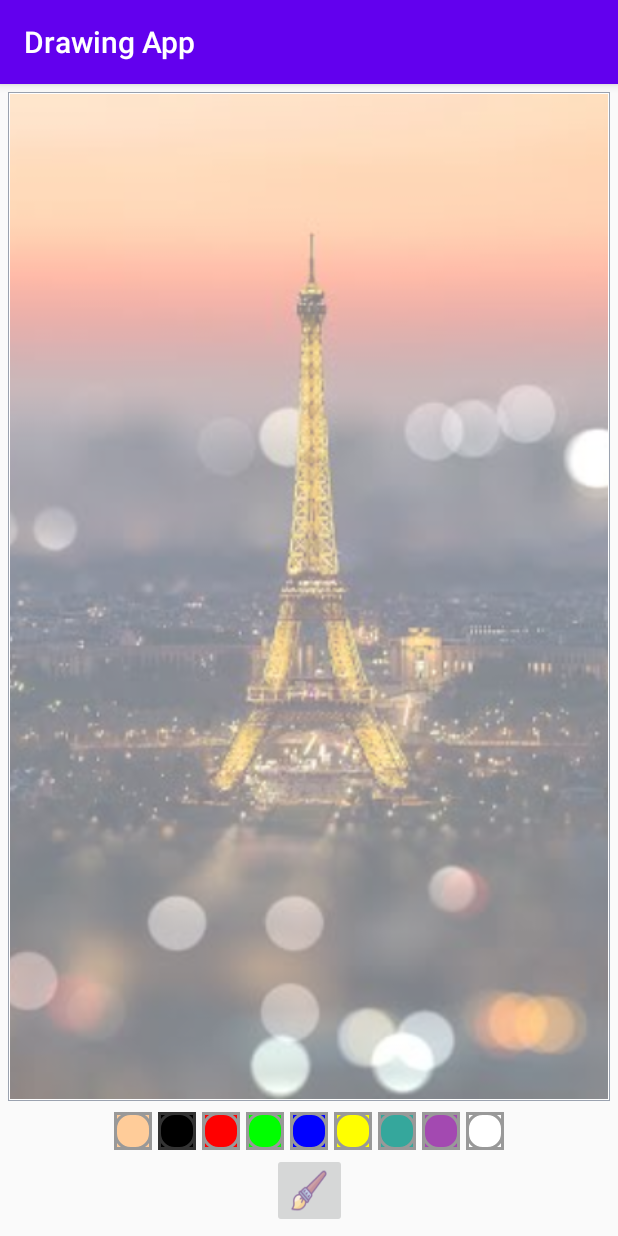
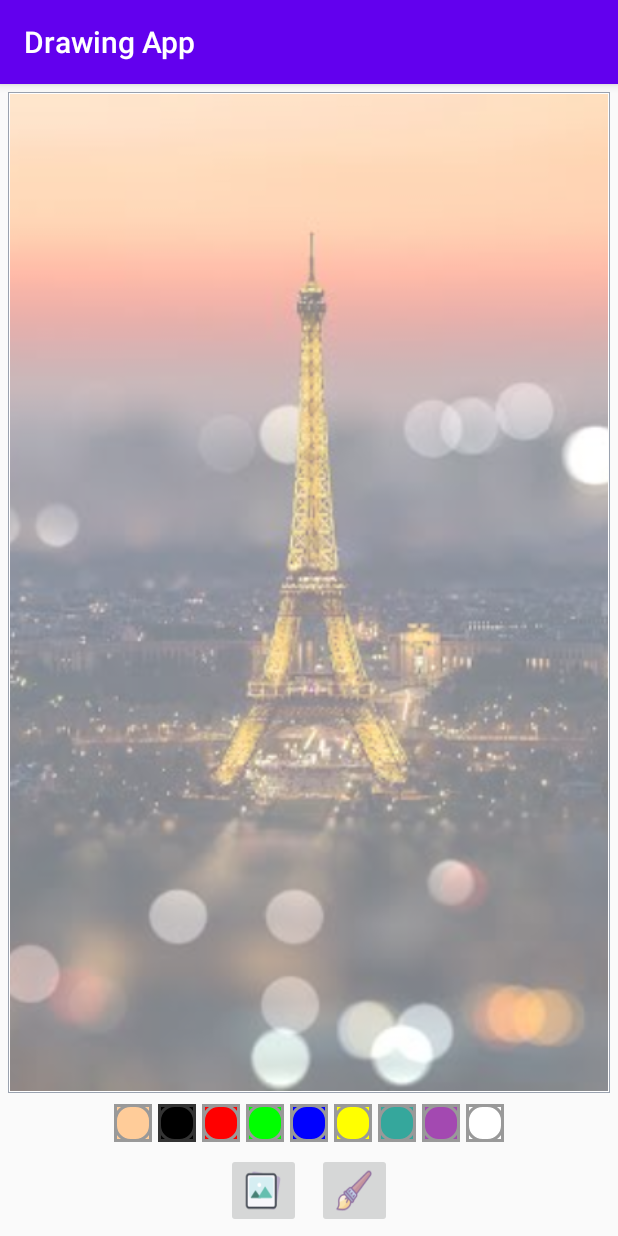
Before and after one commit to christinayuanita/Drawing-App, an Android app: the screen it shows after launch (MainActivity), on a phone screen of 412 x 824 dp. Run offline under Robolectric (Android 15) with nearby library versions, the phone set to English and light mode, and no system bars.

```diff
--- a/app/src/main/AndroidManifest.xml
+++ b/app/src/main/AndroidManifest.xml
@@ -1,6 +1,9 @@
 <?xml version="1.0" encoding="utf-8"?>
 <manifest xmlns:android="http://schemas.android.com/apk/res/android"
     package="com.example.drawingapp">
+
+    <uses-permission android:name="android.permission.READ_EXTERNAL_STORAGE"/>
+    <uses-permission android:name="android.permission.WRITE_EXTERNAL_STORAGE"/>
 
     <application
         android:allowBackup="true"
--- a/app/src/main/res/layout/activity_main.xml
+++ b/app/src/main/res/layout/activity_main.xml
@@ -43,7 +43,7 @@
         app:layout_constraintTop_toBottomOf="@id/drawing_view_container"
         app:layout_constraintLeft_toLeftOf="parent"
         app:layout_constraintRight_toRightOf="parent"
-        app:layout_constraintBottom_toTopOf="@id/brushBtn">
+        app:layout_constraintBottom_toTopOf="@id/action_buttons">
 
         <ImageButton
             android:layout_width="25dp"
@@ -137,6 +137,26 @@
 
     </LinearLayout>
 
+    <LinearLayout
+        android:id="@+id/action_buttons"
+        android:layout_width="match_parent"
+        android:layout_height="wrap_content"
+        android:gravity="center"
+        android:orientation="horizontal"
+        app:layout_constraintBottom_toBottomOf="parent"
+        app:layout_constraintLeft_toLeftOf="parent"
+        app:layout_constraintRight_toRightOf="parent">
+
+        <ImageButton
+            android:id="@+id/galleryBtn"
+            android:layout_width="50dp"
+            android:layout_height="50dp"
+            android:src="@drawable/ic_gallery"
+            android:contentDescription="gallery image"
+            android:scaleType="fitXY"
+            android:layout_margin="5dp"
+            />
+
         <ImageButton
             android:id="@+id/brushBtn"
             android:layout_width="50dp"
@@ -145,8 +165,8 @@
             android:contentDescription="brush image"
             android:scaleType="fitXY"
             android:layout_margin="5dp"
-        app:layout_constraintBottom_toBottomOf="parent"
-        app:layout_constraintLeft_toLeftOf="parent"
-        app:layout_constraintRight_toRightOf="parent"/>
+            />
+
+    </LinearLayout>
 
 </androidx.constraintlayout.widget.ConstraintLayout>
```
Also changed, not shown: app/src/main/java/com/example/drawingapp/MainActivity.kt (+47 -0 lines), app/src/main/res/drawable/ic_gallery.png (added). Lines whose indentation alone changed are shown as unchanged.
